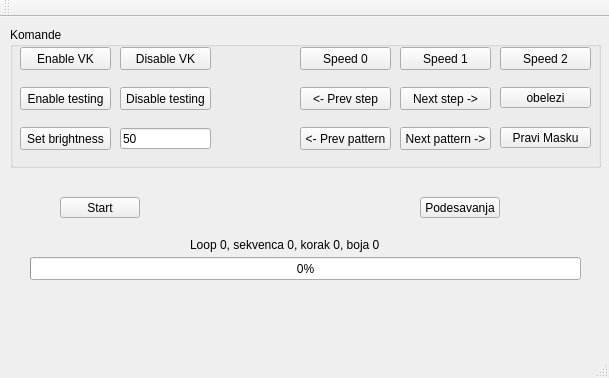
First picture: the form in mainwindow.ui, repository papa/DMV-Actual, before the edit.
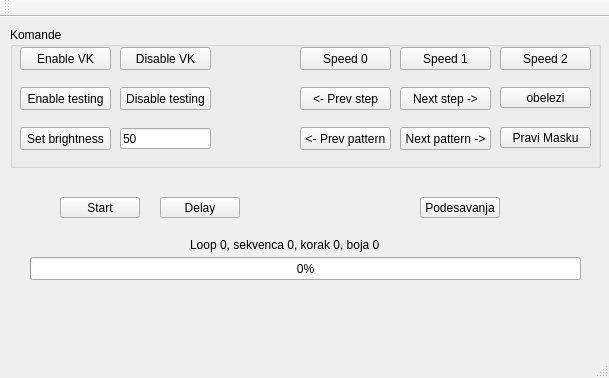
Second picture: the form after the edit.

Diff of the .ui file:
```diff
--- a/mainwindow.ui
+++ b/mainwindow.ui
@@ -277,6 +277,19 @@
      <string>Start</string>
     </property>
    </widget>
+   <widget class="QPushButton" name="nadjiDelay">
+    <property name="geometry">
+     <rect>
+      <x>160</x>
+      <y>180</y>
+      <width>80</width>
+      <height>21</height>
+     </rect>
+    </property>
+    <property name="text">
+     <string>Delay</string>
+    </property>
+   </widget>
   </widget>
   <widget class="QMenuBar" name="menuBar">
    <property name="geometry">
```
